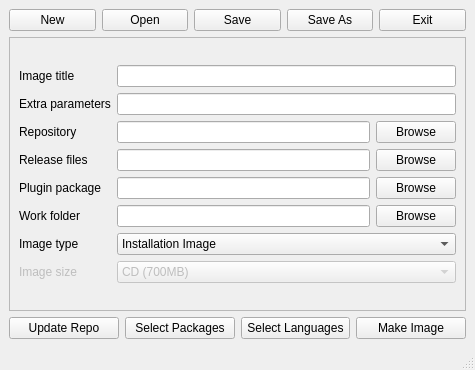
Old version of the form kde4/pardusman/gui/ui/main.ui in the repository pars-linux/uludag.
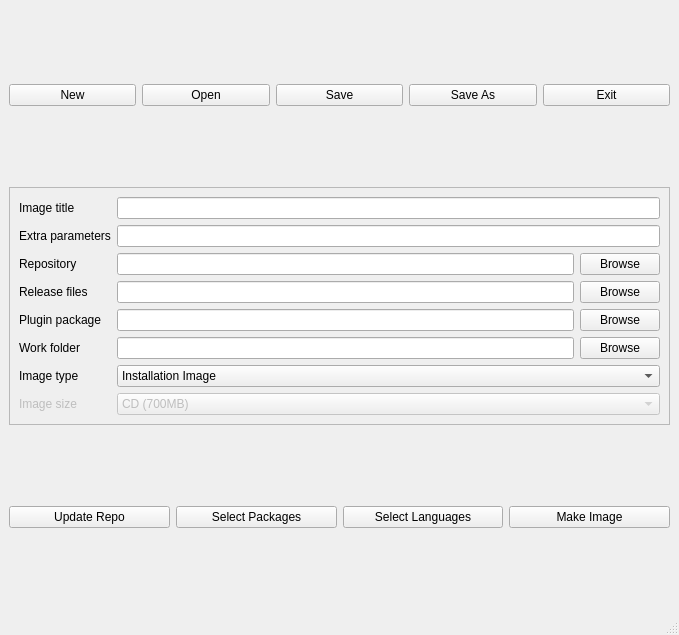
New version of the form.

What changed in the file:
```diff
--- a/kde4/pardusman/gui/ui/main.ui
+++ b/kde4/pardusman/gui/ui/main.ui
@@ -6,8 +6,8 @@
    <rect>
     <x>0</x>
     <y>0</y>
-    <width>475</width>
-    <height>370</height>
+    <width>679</width>
+    <height>635</height>
    </rect>
   </property>
   <property name="windowTitle">
@@ -56,6 +56,12 @@
     </item>
     <item row="1" column="0">
      <widget class="QFrame" name="frame">
+      <property name="sizePolicy">
+       <sizepolicy hsizetype="Preferred" vsizetype="Fixed">
+        <horstretch>0</horstretch>
+        <verstretch>0</verstretch>
+       </sizepolicy>
+      </property>
       <property name="frameShape">
        <enum>QFrame::StyledPanel</enum>
       </property>
```
Left out of the diff: 7 changed lines with no effect on the pictures.
